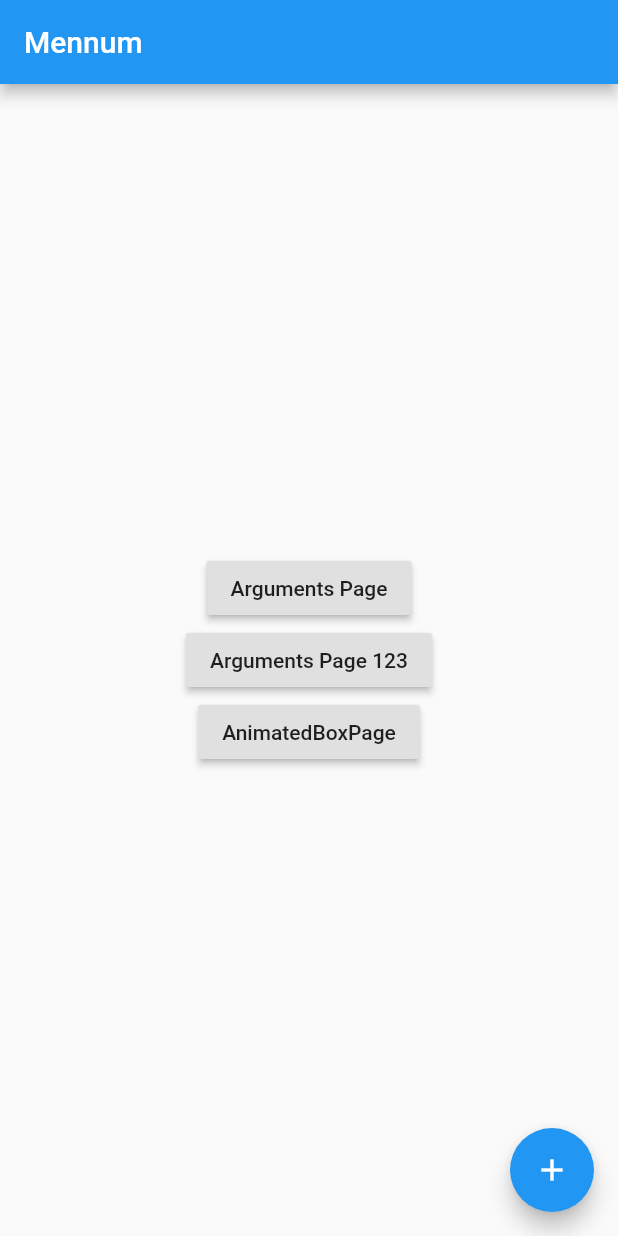
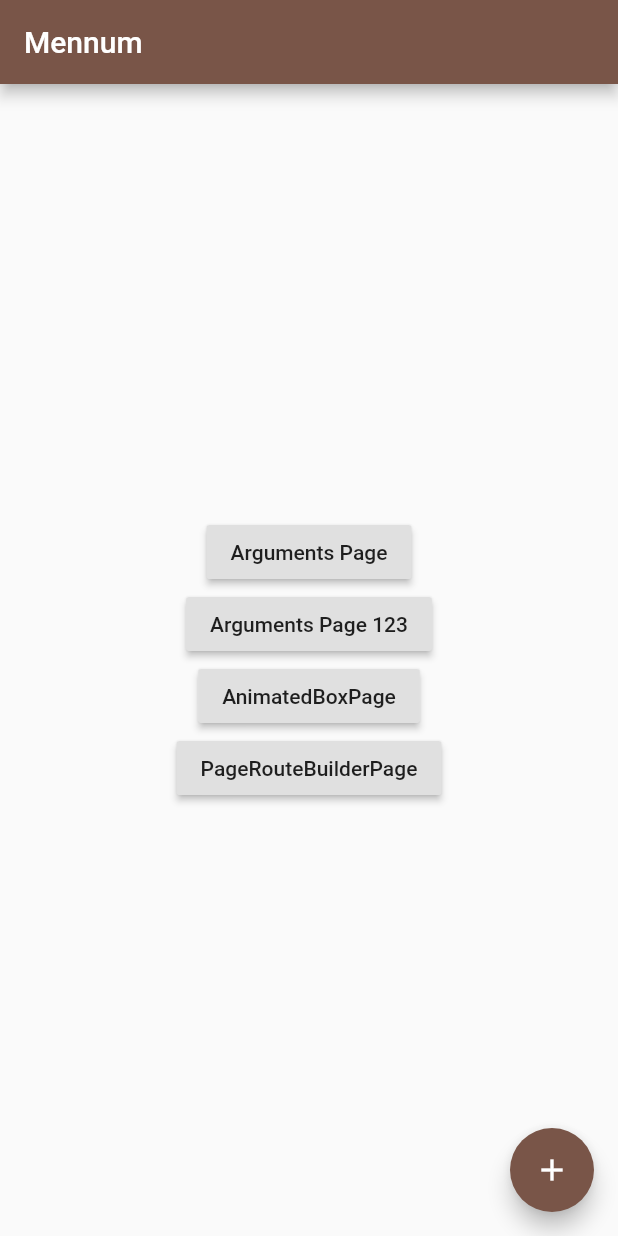
Before and after one commit to aykuttasil/flutter_playground, a Flutter app: the screen it shows after launch, on a phone screen of 412 x 824 dp. Run offline on Flutter 3.47's test engine with Material 2 defaults, Android fonts, the phone set to English and light mode, and no system bars.

Commit message:
new features added

```diff
--- /dev/null
+++ b/lib/data/repository/UserRepository.dart
@@ -0,0 +1 @@
+class UserRepository {}
--- a/lib/main.dart
+++ b/lib/main.dart
@@ -11,10 +11,7 @@ class MyApp extends StatelessWidget {
   Widget build(BuildContext context) {
     return MaterialApp(
       title: 'Flutter Demo',
-      theme: ThemeData(
-        primarySwatch: Colors.blue,
-        textTheme: AppTextTheme(),
-      ),
+      theme: appTheme(),
       initialRoute: '/',
       routes: {
         '/': (context) => MyHomePage(title: 'Mennum'),
--- /dev/null
+++ b/lib/pages/PageRouteBuilder.dart
@@ -0,0 +1,15 @@
+import 'package:flutter/material.dart';
+
+class PageRouteBuilderPage extends StatelessWidget {
+  @override
+  Widget build(BuildContext context) {
+    return Scaffold(
+      appBar: AppBar(
+        title: Text('PageRouteBuilderPage'),
+      ),
+      body: Container(
+        child: Text('PageRouteBuilderPage'),
+      ),
+    );
+  }
+}
--- a/lib/theme/AppTheme.dart
+++ b/lib/theme/AppTheme.dart
@@ -1,12 +1,18 @@
 import 'package:flutter/material.dart';
 
-class AppTextTheme extends TextTheme {
-  @override
-  TextStyle get body1 => TextStyle(fontSize: 15);
-
-  @override
-  TextStyle get display1 => TextStyle(
-        fontSize: 30,
-        color: Colors.red,
-      );
+ThemeData appTheme() {
+  return ThemeData(
+      textTheme: TextTheme(
+        title: TextStyle(color: Colors.green),
+        display1: TextStyle(color: Colors.yellow),
+        display2: TextStyle(color: Colors.red),
+        display3: TextStyle(color: Colors.cyanAccent),
+        display4: TextStyle(color: Colors.orange),
+        headline: TextStyle(color: Colors.deepPurpleAccent),
+        caption: TextStyle(color: Colors.brown),
+        overline: TextStyle(color: Colors.orangeAccent),
+        body1: TextStyle(color: Colors.black45),
+        body2: TextStyle(color: Colors.tealAccent),
+      ),
+      primarySwatch: Colors.brown);
 }
```
Also changed, not shown: lib/pages/HomePage.dart (+26 -0 lines).
